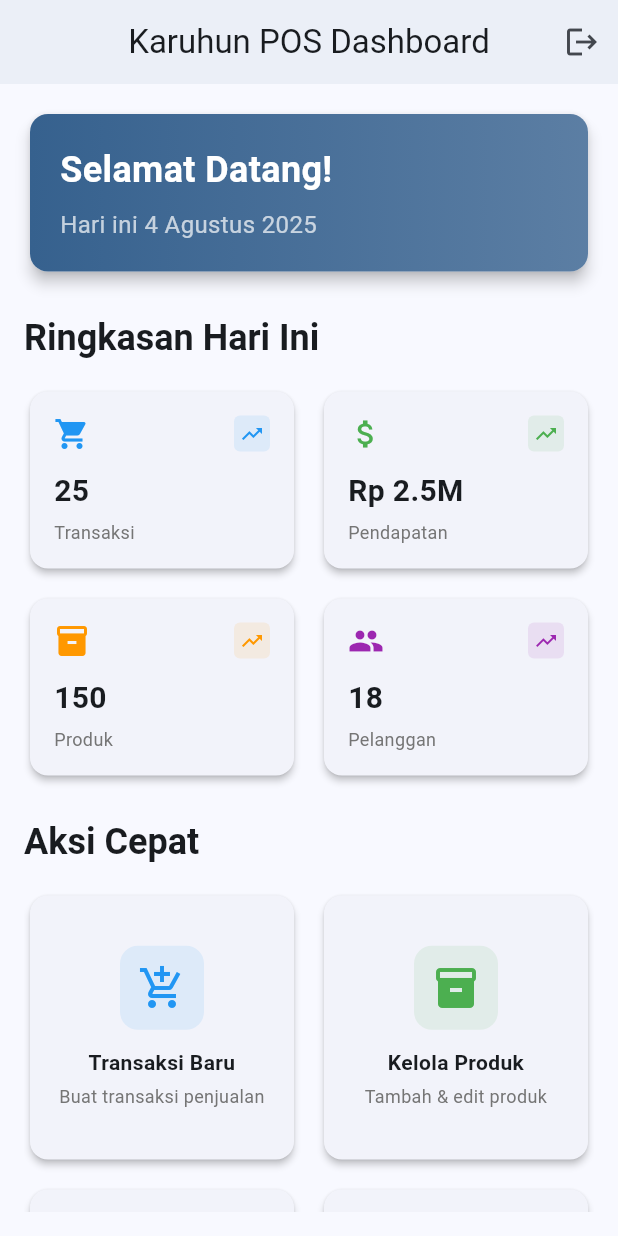
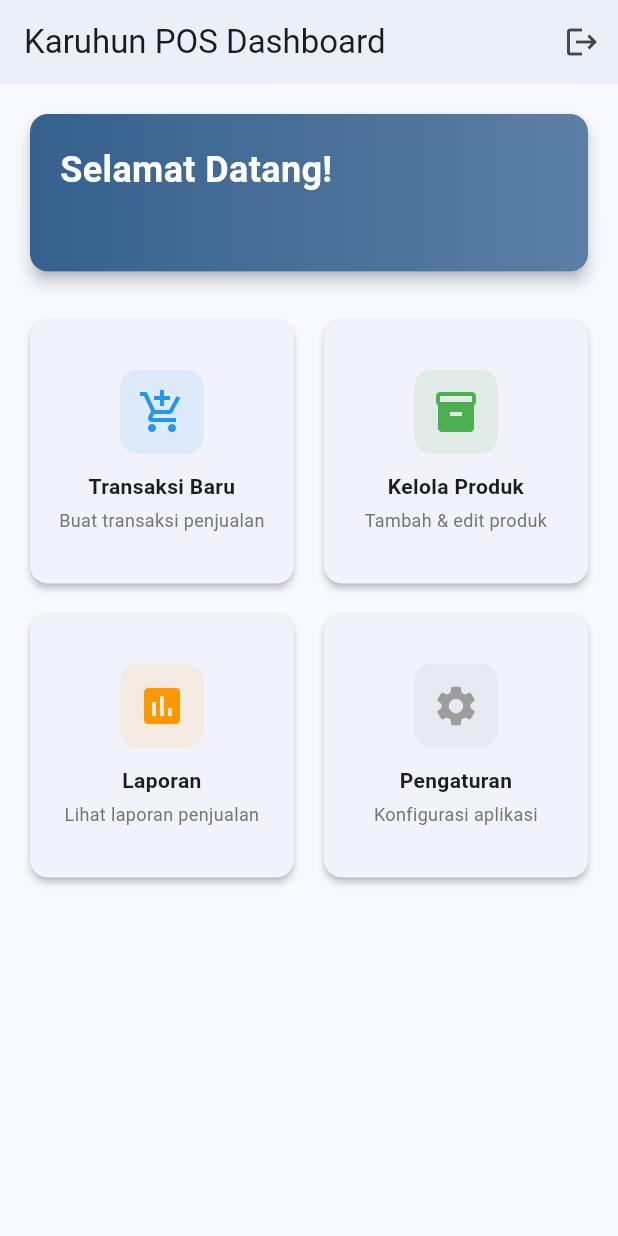
Before and after one commit to fajarxfce/karuhun_pos, a Flutter app: the DashboardPage screen opened by its route, on a phone screen of 412 x 824 dp. Run offline on Flutter 3.47's test engine with Material 3 defaults, Android fonts, the phone set to English and light mode, and no system bars; our stand-ins replace dartz, dio, equatable, flutter_bloc, get_it, go_router and 3 more; accounts and stored records are empty.

Commit message:
delete unused resource dashboard

```diff
--- a/lib/features/auth/data/datasources/auth_remote_data_source.dart
+++ b/lib/features/auth/data/datasources/auth_remote_data_source.dart
@@ -43,12 +43,10 @@ class AuthRemoteDataSourceImpl implements AuthRemoteDataSource {
             final token = data['token'] as String;
             final tokenType = data['token_type'] as String?;
 
-            // Create user data with token information
-            // Since API doesn't return user data, create minimal user object
             final userData = {
-              'id': 1, // Default user ID
-              'name': 'User', // Default name
-              'email': email, // Use provided email
+              'id': 1,
+              'name': 'User',
+              'email': email,
               'token': token,
               'token_type': tokenType ?? 'bearer',
             };
--- a/lib/features/auth/presentation/pages/login_page.dart
+++ b/lib/features/auth/presentation/pages/login_page.dart
@@ -25,8 +25,8 @@ class LoginView extends StatefulWidget {
 }
 
 class _LoginViewState extends State<LoginView> {
-  final _emailController = TextEditingController();
-  final _passwordController = TextEditingController();
+  final _emailController = TextEditingController(text: "admin@admin.com");
+  final _passwordController = TextEditingController(text: "password");
   final _formKey = GlobalKey<FormState>();
 
   @override
--- a/lib/features/dashboard/presentation/pages/dashboard_page.dart
+++ b/lib/features/dashboard/presentation/pages/dashboard_page.dart
@@ -9,8 +9,8 @@ class DashboardPage extends StatelessWidget {
     return Scaffold(
       appBar: AppBar(
         title: const Text('Karuhun POS Dashboard'),
-        centerTitle: true,
         elevation: 2,
+        centerTitle: false,
         actions: [
           IconButton(
             icon: const Icon(Icons.logout),
@@ -56,7 +56,7 @@ class DashboardPage extends StatelessWidget {
                     ),
                     const SizedBox(height: 8),
                     Text(
-                      'Hari ini ${_getFormattedDate()}',
+                      '',
                       style: const TextStyle(
                         color: Colors.white70,
                         fontSize: 16,
@@ -67,68 +67,6 @@ class DashboardPage extends StatelessWidget {
               ),
             ),
             const SizedBox(height: 24),
-
-            // Statistics cards
-            Text(
-              'Ringkasan Hari Ini',
-              style: Theme.of(
-                context,
-              ).textTheme.headlineSmall?.copyWith(fontWeight: FontWeight.bold),
-            ),
-            const SizedBox(height: 16),
-            Row(
-              children: [
-                Expanded(
-                  child: _buildStatCard(
-                    icon: Icons.shopping_cart,
-                    title: 'Transaksi',
-                    value: '25',
-                    color: Colors.blue,
-                  ),
-                ),
-                const SizedBox(width: 12),
-                Expanded(
-                  child: _buildStatCard(
-                    icon: Icons.attach_money,
-                    title: 'Pendapatan',
-                    value: 'Rp 2.5M',
-                    color: Colors.green,
-                  ),
-                ),
-              ],
-            ),
-            const SizedBox(height: 12),
-            Row(
-              children: [
-                Expanded(
-                  child: _buildStatCard(
-                    icon: Icons.inventory,
-                    title: 'Produk',
-                    value: '150',
-                    color: Colors.orange,
-                  ),
-                ),
-                const SizedBox(width: 12),
-                Expanded(
-                  child: _buildStatCard(
-                    icon: Icons.people,
-                    title: 'Pelanggan',
-                    value: '18',
-                    color: Colors.purple,
-                  ),
-                ),
-              ],
-            ),
-            const SizedBox(height: 24),
-
-            // Quick actions
-            Text(
-              'Aksi Cepat',
-              style: Theme.of(
-                context,
-              ).textTheme.headlineSmall?.copyWith(fontWeight: FontWeight.bold),
-            ),
-            const SizedBox(height: 16),
             Expanded(
               child: GridView.count(
                 crossAxisCount: 2,
--- a/lib/main.dart
+++ b/lib/main.dart
@@ -6,7 +6,6 @@ import 'core/router/app_router.dart';
 void main() async {
   WidgetsFlutterBinding.ensureInitialized();
 
-  // Configure dependency injection
   await configureDependencies();
 
   runApp(const MyApp());
```
